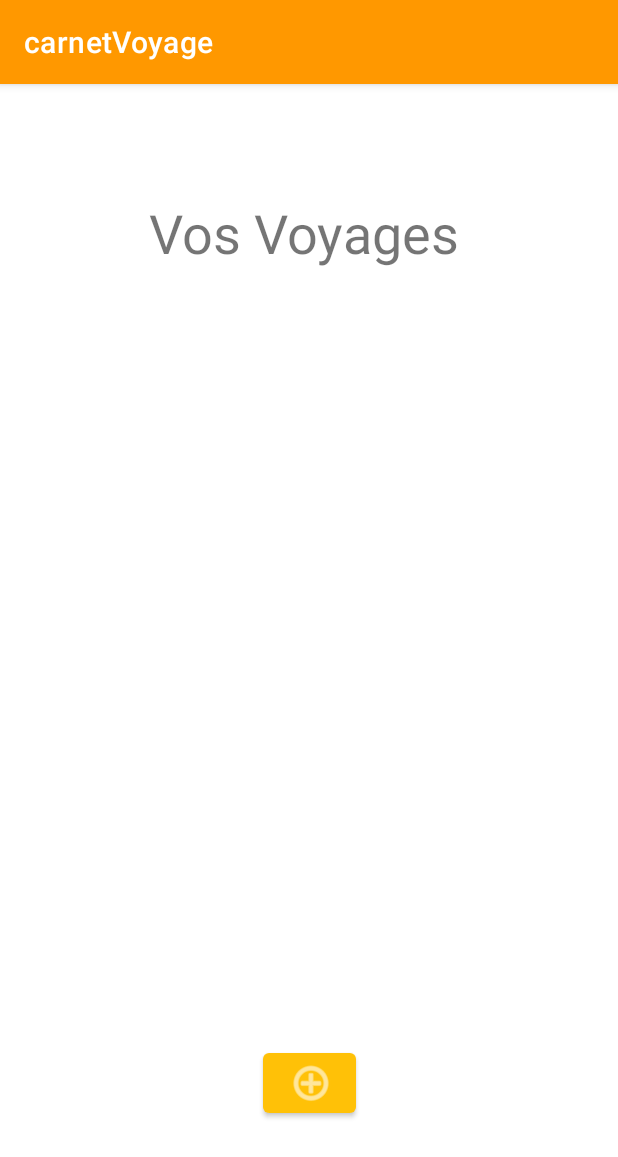
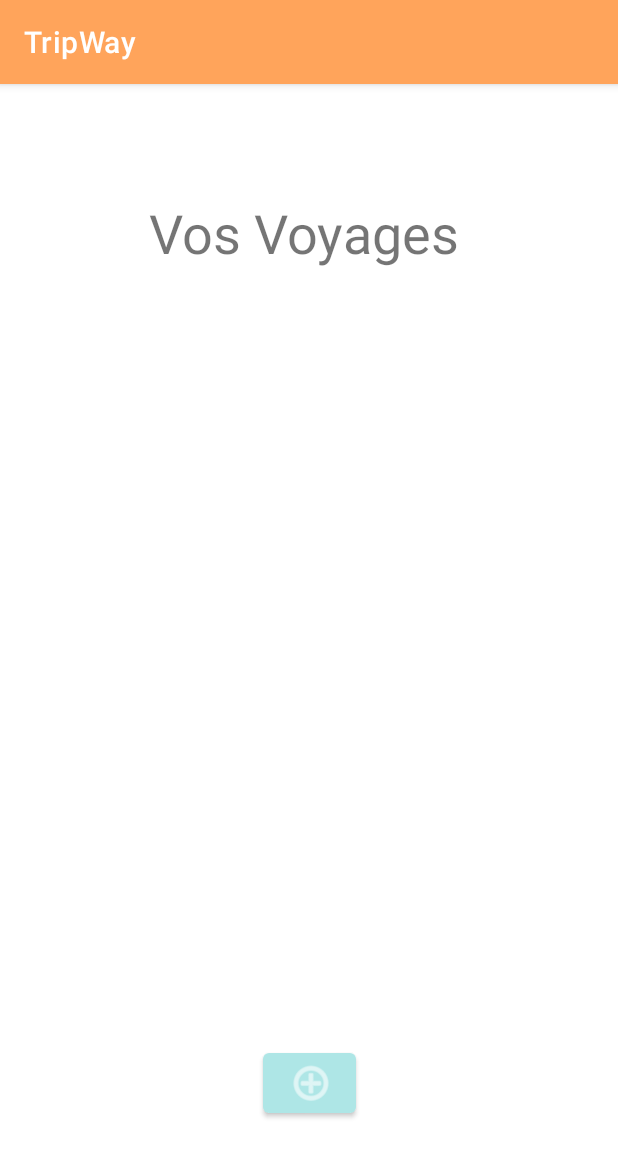
Before and after one commit to louprusak/TripWay, an Android app: the screen it shows after launch (MainActivity), on a phone screen of 412 x 824 dp. Shown: the top 1157 px of the screen. Run offline under Robolectric (Android 15) with nearby library versions, the phone set to English and light mode, and no system bars.

Commit message:
Modifs sur le thème et essai tool bar (pas réussi :'( )

```diff
--- a/carnetVoyage/app/src/main/AndroidManifest.xml
+++ b/carnetVoyage/app/src/main/AndroidManifest.xml
@@ -9,7 +9,7 @@
         android:roundIcon="@mipmap/ic_launcher_round"
         android:supportsRtl="true"
         android:theme="@style/Theme.CarnetVoyage">
-        <activity android:name=".MainActivity">
+        <activity android:name=".view.MainActivity">
             <intent-filter>
                 <action android:name="android.intent.action.MAIN" />
 
@@ -17,7 +17,7 @@
             </intent-filter>
         </activity>
 
-        <activity android:name=".CreateActivity" android:parentActivityName=".MainActivity">
+        <activity android:name=".view.CreateActivity" android:parentActivityName=".view.MainActivity">
 
         </activity>
 
--- a/carnetVoyage/app/src/main/java/fr/iut/projet/CreateActivity.java
+++ b/carnetVoyage/app/src/main/java/fr/iut/projet/view/CreateActivity.java
@@ -1,8 +1,10 @@
-package fr.iut.projet;
+package fr.iut.projet.view;
 
 import android.os.Bundle;
 
 import androidx.appcompat.app.AppCompatActivity;
+
+import fr.iut.projet.R;
 
 public class CreateActivity extends AppCompatActivity {
 
--- a/carnetVoyage/app/src/main/res/layout/activity_main.xml
+++ b/carnetVoyage/app/src/main/res/layout/activity_main.xml
@@ -1,10 +1,12 @@
 <?xml version="1.0" encoding="utf-8"?>
+
 <androidx.constraintlayout.widget.ConstraintLayout xmlns:android="http://schemas.android.com/apk/res/android"
     xmlns:app="http://schemas.android.com/apk/res-auto"
     xmlns:tools="http://schemas.android.com/tools"
     android:layout_width="match_parent"
     android:layout_height="match_parent"
-    tools:context=".MainActivity">
+    tools:context=".view.MainActivity">
+
 
 
     <Button
@@ -12,7 +14,7 @@
         android:layout_width="62dp"
         android:layout_height="52dp"
         android:onClick="clicBoutonCreate"
-        app:backgroundTint="#FFC107"
+        app:backgroundTint="@color/bleu_pastel"
         app:icon="@android:drawable/ic_menu_add"
         app:layout_constraintBottom_toBottomOf="parent"
         app:layout_constraintEnd_toEndOf="parent"
@@ -44,4 +46,7 @@
             android:layout_height="wrap_content"
             android:orientation="vertical" />
     </ScrollView>
+
+
+
 </androidx.constraintlayout.widget.ConstraintLayout>
--- a/carnetVoyage/app/src/main/res/layout/create_activity.xml
+++ b/carnetVoyage/app/src/main/res/layout/create_activity.xml
@@ -26,6 +26,7 @@
         android:layout_height="wrap_content"
         android:layout_marginBottom="232dp"
         android:text="Valider"
+
         app:backgroundTint="#FFC107"
         app:layout_constraintBottom_toBottomOf="parent"
         app:layout_constraintEnd_toEndOf="parent"
--- a/carnetVoyage/app/src/main/res/values/colors.xml
+++ b/carnetVoyage/app/src/main/res/values/colors.xml
@@ -5,8 +5,9 @@
     <color name="purple_700">#FF3700B3</color>
     <color name="teal_200">#FF03DAC5</color>
     <color name="teal_700">#FF018786</color>
-    <color name="jaune">#FFC107</color>
-    <color name="jaune2">#FFFF9800</color>
+    <color name="orange_pastel">#FFA45B</color>
+    <color name="jaune_pastel">#FFDA77</color>
+    <color name="bleu_pastel">#AEE6E6</color>
 
     <color name="black">#FF000000</color>
     <color name="white">#FFFFFFFF</color>
--- a/carnetVoyage/app/src/main/res/values/strings.xml
+++ b/carnetVoyage/app/src/main/res/values/strings.xml
@@ -1,3 +1,3 @@
 <resources>
-    <string name="app_name">carnetVoyage</string>
+    <string name="app_name">TripWay</string>
 </resources>
--- a/carnetVoyage/app/src/main/res/values/themes.xml
+++ b/carnetVoyage/app/src/main/res/values/themes.xml
@@ -2,15 +2,17 @@
     <!-- Base application theme. -->
     <style name="Theme.CarnetVoyage" parent="Theme.MaterialComponents.DayNight.DarkActionBar">
         <!-- Primary brand color. -->
-        <item name="colorPrimary">@color/jaune2</item>
-        <item name="colorPrimaryVariant">@color/jaune</item>
+        <item name="colorPrimary">@color/orange_pastel</item>
+        <item name="colorPrimaryVariant">@color/jaune_pastel</item>
         <item name="colorOnPrimary">@color/white</item>
         <!-- Secondary brand color. -->
-        <item name="colorSecondary">@color/teal_200</item>
+        <item name="colorSecondary">@color/bleu_pastel</item>
         <item name="colorSecondaryVariant">@color/teal_700</item>
         <item name="colorOnSecondary">@color/black</item>
         <!-- Status bar color. -->
-        <item name="android:statusBarColor" tools:targetApi="l">?attr/colorPrimaryVariant</item>
+        <item name="android:statusBarColor" tools:targetApi="l">?attr/colorPrimary</item>
         <!-- Customize your theme here. -->
     </style>
+
+
 </resources>
```
Also changed, not shown: carnetVoyage/app/src/main/java/fr/iut/projet/view/MainActivity.java (renamed from carnetVoyage/app/src/main/java/fr/iut/projet/MainActivity.java, +5 -2 lines).
